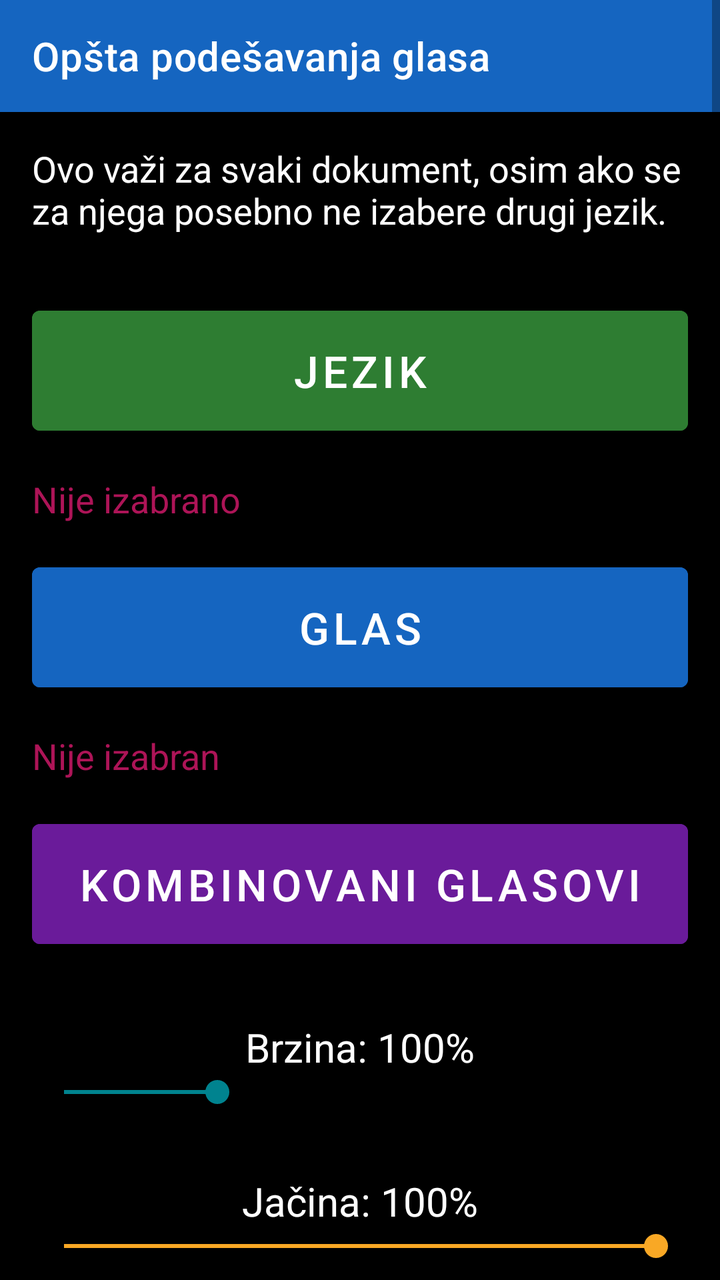
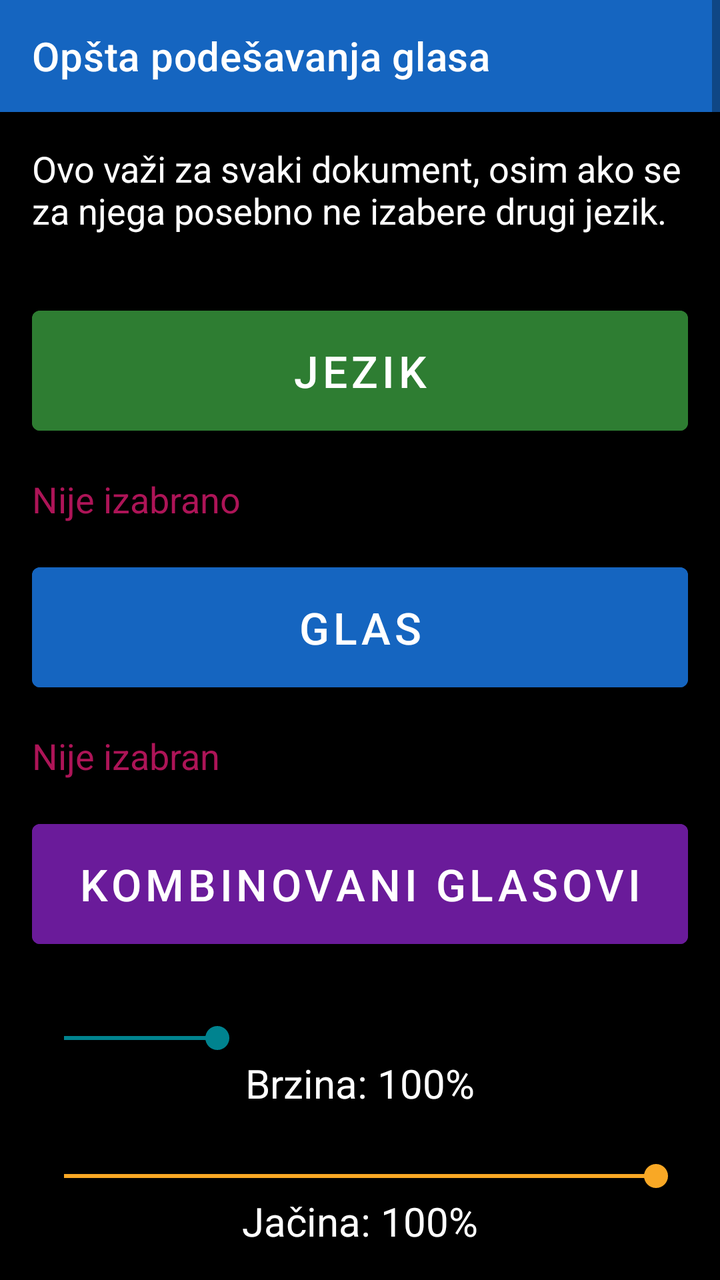

The first picture is an Android layout as it rendered before a commit; the second is the same layout after the commit. The layout source and the unified diff follow.
<!-- AndroidManifest.xml: application theme Theme.RecPoRec -->
<!-- res/layout/activity_global_voice_settings.xml -->
<?xml version="1.0" encoding="utf-8"?>
<ScrollView xmlns:android="http://schemas.android.com/apk/res/android"
    xmlns:app="http://schemas.android.com/apk/res-auto"
    android:layout_width="match_parent"
    android:layout_height="match_parent"
    android:fitsSystemWindows="true"
    android:background="@color/background">

    <LinearLayout
        android:layout_width="match_parent"
        android:layout_height="wrap_content"
        android:orientation="vertical">

        <androidx.appcompat.widget.Toolbar
            android:id="@+id/toolbar"
            android:layout_width="match_parent"
            android:layout_height="?attr/actionBarSize"
            android:background="@color/btn_voice"
            android:titleTextColor="@color/text_primary"
            app:title="Opšta podešavanja glasa" />

        <TextView
            android:layout_width="match_parent"
            android:layout_height="wrap_content"
            android:padding="16dp"
            android:textSize="18sp"
            android:textColor="@color/text_primary"
            android:text="Ovo važi za svaki dokument, osim ako se za njega posebno ne izabere drugi jezik." />

        <Button
            android:id="@+id/btnLanguage"
            android:layout_width="match_parent"
            android:layout_height="72dp"
            android:layout_margin="16dp"
            android:textSize="22sp"
            android:backgroundTint="@color/btn_chapter"
            android:textColor="@color/button_text"
            android:text="Jezik" />

        <TextView
            android:id="@+id/textLanguageStatus"
            android:layout_width="match_parent"
            android:layout_height="wrap_content"
            android:layout_marginHorizontal="16dp"
            android:textSize="18sp"
            android:textColor="@color/btn_page_nav"
            android:accessibilityLiveRegion="polite"
            android:text="Nije izabrano" />

        <Button
            android:id="@+id/btnVoice"
            android:layout_width="match_parent"
            android:layout_height="72dp"
            android:layout_margin="16dp"
            android:textSize="22sp"
            android:backgroundTint="@color/btn_voice"
            android:textColor="@color/button_text"
            android:text="Glas" />

        <TextView
            android:id="@+id/textVoiceStatus"
            android:layout_width="match_parent"
            android:layout_height="wrap_content"
            android:layout_marginHorizontal="16dp"
            android:textSize="18sp"
            android:textColor="@color/btn_page_nav"
            android:accessibilityLiveRegion="polite"
            android:text="Nije izabran" />

        <Button
            android:id="@+id/btnCombinedVoices"
            android:layout_width="match_parent"
            android:layout_height="72dp"
            android:layout_margin="16dp"
            android:textSize="22sp"
            android:backgroundTint="@color/btn_timer"
            android:textColor="@color/button_text"
            android:text="Kombinovani glasovi" />

        <TextView
            android:id="@+id/textSpeedStatus"
            android:layout_width="match_parent"
            android:layout_height="wrap_content"
            android:layout_marginTop="16dp"
            android:layout_marginHorizontal="16dp"
            android:gravity="center"
            android:textSize="20sp"
            android:textColor="@color/text_primary"
            android:accessibilityLiveRegion="polite"
            android:text="Brzina: 100%" />

        <SeekBar
            android:id="@+id/seekSpeed"
            android:layout_width="match_parent"
            android:layout_height="wrap_content"
            android:layout_marginHorizontal="16dp"
            android:layout_marginBottom="8dp"
            android:contentDescription="Brzina čitanja. Dvostruko dodirni i prevuci prstom."
            android:max="270"
            android:progress="70"
            android:progressTint="@color/btn_speed"
            android:thumbTint="@color/btn_speed" />

        <TextView
            android:id="@+id/textVolumeStatus"
            android:layout_width="match_parent"
            android:layout_height="wrap_content"
            android:layout_marginTop="24dp"
            android:layout_marginHorizontal="16dp"
            android:gravity="center"
            android:textSize="20sp"
            android:textColor="@color/text_primary"
            android:accessibilityLiveRegion="polite"
            android:text="Jačina: 100%" />

        <SeekBar
            android:id="@+id/seekVolume"
            android:layout_width="match_parent"
            android:layout_height="wrap_content"
            android:layout_marginHorizontal="16dp"
            android:layout_marginBottom="8dp"
            android:contentDescription="Jačina zvuka. Dvostruko dodirni i prevuci prstom."
            android:max="100"
            android:progress="100"
            android:progressTint="@color/btn_volume"
            android:thumbTint="@color/btn_volume" />

        <TextView
            android:id="@+id/textPitchStatus"
            android:layout_width="match_parent"
            android:layout_height="wrap_content"
            android:layout_marginTop="24dp"
            android:layout_marginHorizontal="16dp"
            android:gravity="center"
            android:textSize="20sp"
            android:textColor="@color/text_primary"
            android:accessibilityLiveRegion="polite"
            android:text="Visina: 100%" />

        <SeekBar
            android:id="@+id/seekPitch"
            android:layout_width="match_parent"
            android:layout_height="wrap_content"
            android:layout_marginHorizontal="16dp"
            android:layout_marginBottom="24dp"
            android:contentDescription="Visina glasa. Dvostruko dodirni i prevuci prstom."
            android:max="150"
            android:progress="50"
            android:progressTint="@color/btn_pitch"
            android:thumbTint="@color/btn_pitch" />

        <Button
            android:id="@+id/btnResetVoiceDefaults"
            android:layout_width="match_parent"
            android:layout_height="64dp"
            android:layout_margin="16dp"
            android:textSize="20sp"
            android:backgroundTint="@color/btn_page_nav"
            android:textColor="@color/button_text"
            android:text="Vrati na zadano" />

    </LinearLayout>
</ScrollView>
<!-- resources referenced by this layout -->
<resources>
  <color name="background">#000000</color>
  <color name="btn_chapter">#2E7D32</color>
  <color name="btn_page_nav">#AD1457</color>
  <color name="btn_pitch">#283593</color>
  <color name="btn_speed">#00838F</color>
  <color name="btn_timer">#6A1B9A</color>
  <color name="btn_voice">#1565C0</color>
  <color name="btn_volume">#F9A825</color>
  <color name="button_text">#FFFFFF</color>
  <color name="text_primary">#FFFFFF</color>
  <style name="Theme.RecPoRec" parent="Theme.MaterialComponents.DayNight.NoActionBar">
          <item name="android:windowBackground">@color/background</item>
          <item name="android:textColorPrimary">@color/text_primary</item>
          <item name="colorPrimary">@color/btn_voice</item>
          <item name="colorOnPrimary">@color/button_text</item>
          <item name="alertDialogTheme">@style/RecPoRecAlertDialog</item>
          <item name="android:alertDialogTheme">@style/RecPoRecAlertDialog</item>
      </style>
  <style name="RecPoRecAlertDialog" parent="Theme.AppCompat.DayNight.Dialog.Alert">
          <item name="android:windowBackground">@color/background</item>
          <item name="android:textColorPrimary">@color/text_primary</item>
          <item name="colorAccent">@color/btn_goto_page</item>
          <item name="android:textAppearanceMedium">@style/RecPoRecDialogText</item>
          <item name="android:textAppearanceListItem">@style/RecPoRecDialogText</item>
          <item name="android:textAppearanceListItemSmall">@style/RecPoRecDialogText</item>
          <item name="buttonBarPositiveButtonStyle">@style/RecPoRecDialogButton</item>
          <item name="buttonBarNegativeButtonStyle">@style/RecPoRecDialogButton</item>
          <item name="buttonBarNeutralButtonStyle">@style/RecPoRecDialogButton</item>
      </style>
  <color name="btn_goto_page">#5D4037</color>
  <style name="RecPoRecDialogText" parent="TextAppearance.AppCompat.Medium">
          <item name="android:textSize">20sp</item>
          <item name="android:textColor">@color/text_primary</item>
      </style>
  <style name="RecPoRecDialogButton" parent="Widget.AppCompat.Button.ButtonBar.AlertDialog">
          <item name="android:textSize">18sp</item>
          <item name="android:textColor">@color/btn_goto_page</item>
          <item name="android:textStyle">bold</item>
      </style>
</resources>

<!-- the commit's change to res/layout/activity_global_voice_settings.xml (unified diff, before → after) -->
@@ -77,11 +77,22 @@
             android:textColor="@color/button_text"
             android:text="Kombinovani glasovi" />
 
+        <SeekBar
+            android:id="@+id/seekSpeed"
+            android:layout_width="match_parent"
+            android:layout_height="wrap_content"
+            android:layout_marginTop="16dp"
+            android:layout_marginHorizontal="16dp"
+            android:contentDescription="Brzina čitanja. Dvostruko dodirni i prevuci prstom."
+            android:max="270"
+            android:progress="70"
+            android:progressTint="@color/btn_speed"
+            android:thumbTint="@color/btn_speed" />
+
         <TextView
             android:id="@+id/textSpeedStatus"
             android:layout_width="match_parent"
             android:layout_height="wrap_content"
-            android:layout_marginTop="16dp"
             android:layout_marginHorizontal="16dp"
             android:gravity="center"
             android:textSize="20sp"
@@ -90,22 +101,21 @@
             android:text="Brzina: 100%" />
 
         <SeekBar
-            android:id="@+id/seekSpeed"
+            android:id="@+id/seekVolume"
             android:layout_width="match_parent"
             android:layout_height="wrap_content"
+            android:layout_marginTop="24dp"
             android:layout_marginHorizontal="16dp"
-            android:layout_marginBottom="8dp"
-            android:contentDescription="Brzina čitanja. Dvostruko dodirni i prevuci prstom."
-            android:max="270"
-            android:progress="70"
-            android:progressTint="@color/btn_speed"
-            android:thumbTint="@color/btn_speed" />
+            android:contentDescription="Jačina zvuka. Dvostruko dodirni i prevuci prstom."
+            android:max="100"
+            android:progress="100"
+            android:progressTint="@color/btn_volume"
+            android:thumbTint="@color/btn_volume" />
 
         <TextView
             android:id="@+id/textVolumeStatus"
             android:layout_width="match_parent"
             android:layout_height="wrap_content"
-            android:layout_marginTop="24dp"
             android:layout_marginHorizontal="16dp"
             android:gravity="center"
             android:textSize="20sp"
@@ -114,40 +124,28 @@
             android:text="Jačina: 100%" />
 
         <SeekBar
-            android:id="@+id/seekVolume"
+            android:id="@+id/seekPitch"
             android:layout_width="match_parent"
             android:layout_height="wrap_content"
+            android:layout_marginTop="24dp"
             android:layout_marginHorizontal="16dp"
-            android:layout_marginBottom="8dp"
-            android:contentDescription="Jačina zvuka. Dvostruko dodirni i prevuci prstom."
-            android:max="100"
-            android:progress="100"
-            android:progressTint="@color/btn_volume"
-            android:thumbTint="@color/btn_volume" />
+            android:contentDescription="Visina glasa. Dvostruko dodirni i prevuci prstom."
+            android:max="150"
+            android:progress="50"
+            android:progressTint="@color/btn_pitch"
+            android:thumbTint="@color/btn_pitch" />
 
         <TextView
             android:id="@+id/textPitchStatus"
             android:layout_width="match_parent"
             android:layout_height="wrap_content"
-            android:layout_marginTop="24dp"
+            android:layout_marginBottom="24dp"
             android:layout_marginHorizontal="16dp"
             android:gravity="center"
             android:textSize="20sp"
             android:textColor="@color/text_primary"
             android:accessibilityLiveRegion="polite"
             android:text="Visina: 100%" />
-
-        <SeekBar
-            android:id="@+id/seekPitch"
-            android:layout_width="match_parent"
-            android:layout_height="wrap_content"
-            android:layout_marginHorizontal="16dp"
-            android:layout_marginBottom="24dp"
-            android:contentDescription="Visina glasa. Dvostruko dodirni i prevuci prstom."
-            android:max="150"
-            android:progress="50"
-            android:progressTint="@color/btn_pitch"
-            android:thumbTint="@color/btn_pitch" />
 
         <Button
             android:id="@+id/btnResetVoiceDefaults"
